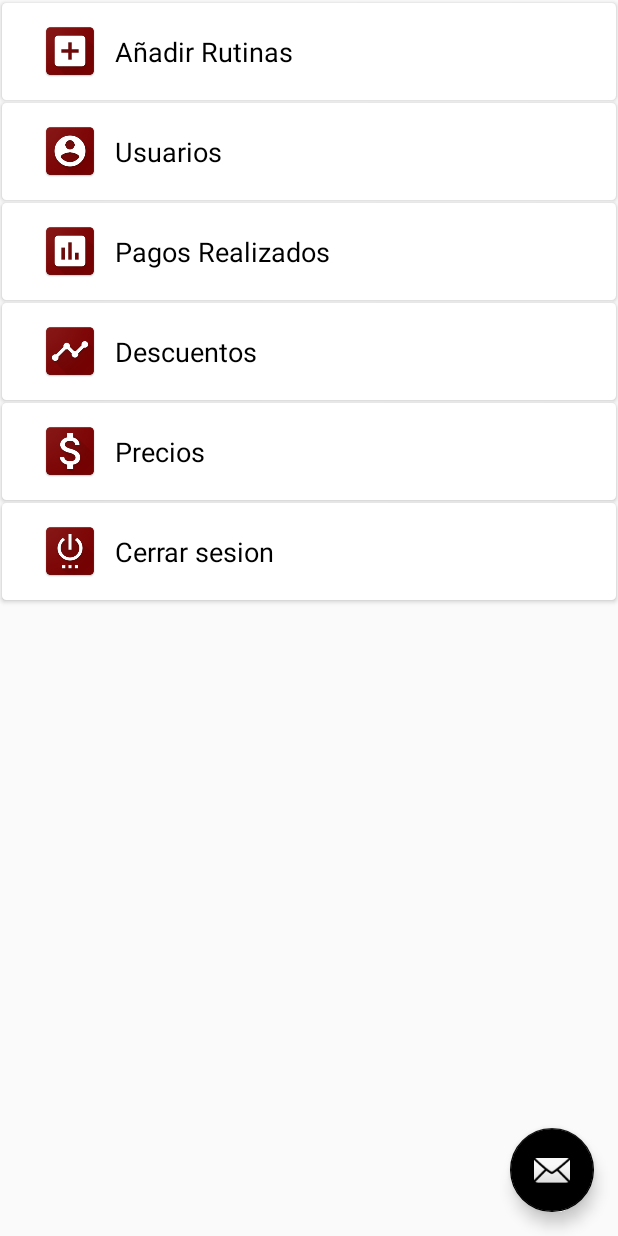
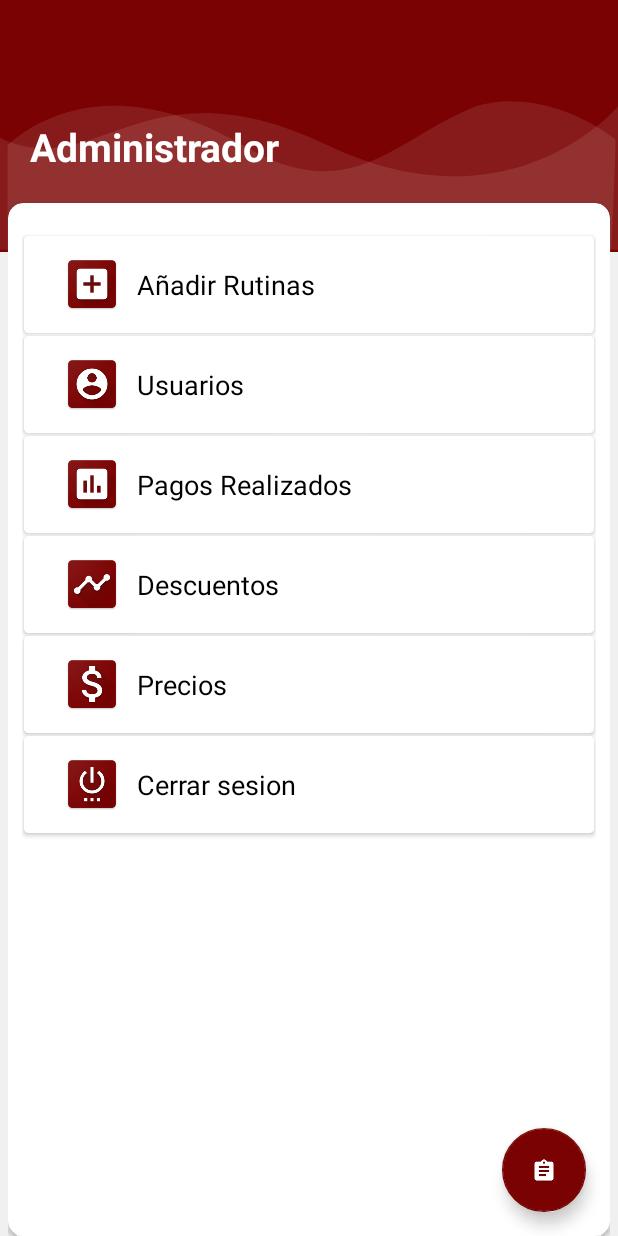
Before and after one commit to Raynor119/gimnasio, an Android app: the administradorListActivity screen opened directly, with no data from a screen before it, on a phone screen of 412 x 824 dp. Run offline under Robolectric (Android 15) with nearby library versions, the phone set to English and light mode, and no system bars.

Commit message:
guardado de diseño

```diff
--- /dev/null
+++ b/app/src/main/res/drawable/admishape.xml
@@ -0,0 +1,16 @@
+<?xml version="1.0" encoding="utf-8"?>
+<shape xmlns:android="http://schemas.android.com/apk/res/android" android:shape="rectangle" >
+    <corners
+        android:bottomLeftRadius="0dp"
+        android:bottomRightRadius="0dp"
+        android:topLeftRadius="0dp"
+        android:topRightRadius="0dp"
+	/>
+    <solid
+        android:color="@color/colorPrimary"
+	/>
+    <size
+        android:width="182dp"
+        android:height="54dp"
+	/>
+</shape>
--- a/app/src/main/res/layout-sw600dp/activiy_inicio.xml
+++ b/app/src/main/res/layout-sw600dp/activiy_inicio.xml
@@ -17,7 +17,7 @@
 
 		<ImageView
 			android:layout_width="match_parent"
-			android:src="@mipmap/logosin"
+			android:src="@mipmap/mono"
 			android:layout_height="match_parent"/>
 
 	</android.support.v7.widget.CardView>
--- a/app/src/main/res/layout-sw900dp/activity_login.xml
+++ b/app/src/main/res/layout-sw900dp/activity_login.xml
@@ -66,6 +66,7 @@
 							android:inputType="textEmailAddress"
 							android:maxLines="1"
 							android:textColor="#FFFFFF"
+							android:textColorHint="#FFFFFF"
 							android:layout_height="45dp"
 							android:hint="Usuario"/>
 
@@ -98,6 +99,7 @@
 							android:hint="Contraseña"
 							android:maxLines="1"
 							android:textColor="#FFFFFF"
+							android:textColorHint="#FFFFFF"
 							android:layout_height="45dp"
 							android:inputType="textPassword"/>
 
--- a/app/src/main/res/layout-w900dp/activity_administrador_list.xml
+++ b/app/src/main/res/layout-w900dp/activity_administrador_list.xml
@@ -37,6 +37,6 @@
 		android:layout_height="wrap_content"
 		android:layout_gravity="bottom|end"
 		android:layout_margin="@dimen/fab_margin"
-		app:srcCompat="@android:drawable/ic_dialog_email"/>
+		app:srcCompat="@drawable/botona"/>
 
 </android.support.design.widget.CoordinatorLayout>
--- a/app/src/main/res/layout/activity_administrador_list.xml
+++ b/app/src/main/res/layout/activity_administrador_list.xml
@@ -1,21 +1,65 @@
 <?xml version="1.0" encoding="utf-8"?>
-<android.support.design.widget.CoordinatorLayout
+<RelativeLayout
 	xmlns:android="http://schemas.android.com/apk/res/android"
 	xmlns:app="http://schemas.android.com/apk/res-auto"
 	xmlns:tools="http://schemas.android.com/tools"
+	android:orientation="vertical"
+	android:fitsSystemWindows="true"
+	style="@style/loginParent">
+
+
+
+		<RelativeLayout
+			style="@style/parent">
+
+			<LinearLayout
 				android:layout_width="match_parent"
 				android:layout_height="match_parent"
-	android:fitsSystemWindows="true"
-	tools:context=".administradorListActivity">
+				android:layout_alignParentTop="true"
+				android:weightSum="12">
+				<LinearLayout
+					style="@style/parent"
+					android:background="@drawable/admishape"
+					android:orientation="vertical"
+					android:layout_weight="3">
 
-	<android.support.design.widget.AppBarLayout
-		android:id="@+id/app_bar"
+					<ImageView
+						style="@style/parent"
+						android:background="@drawable/ic_login_bk"
+						android:contentDescription="login background"/>
+
+				</LinearLayout>
+
+			</LinearLayout>
+
+			<LinearLayout
 				android:layout_width="match_parent"
-		android:layout_height="wrap_content"
-		android:theme="@style/AppTheme.AppBarOverlay">
+				android:layout_height="match_parent"
+				android:layout_alignParentTop="true"
+				android:orientation="vertical"
+				android:layout_marginTop="40dp"
+				android:layout_marginRight="5dp"
+				android:layout_marginLeft="5dp">
 
+				<TextView
+					style="@style/headerText"
+					android:layout_gravity="center"
+					android:layout_marginTop="40dp"
+					android:text="Administrador"
+					android:layout_marginLeft="10dp"
+					android:textSize="26dp" />
 
-	</android.support.design.widget.AppBarLayout>
+				<android.support.v7.widget.CardView
+					xmlns:android="http://schemas.android.com/apk/res/android"
+					xmlns:app="http://schemas.android.com/apk/res-auto"
+					android:layout_width="match_parent"
+					android:layout_height="match_parent"
+					app:cardCornerRadius="10dp"
+
+					android:layout_gravity="center"
+					android:layout_marginTop="@dimen/loginViewsMargin"
+
+					android:background="@color/whiteCardColor">
 
 					<FrameLayout
 						android:id="@+id/frameLayout"
@@ -23,9 +67,20 @@
 						android:layout_height="match_parent"
 						app:layout_behavior="@string/appbar_scrolling_view_behavior">
 
-		<include
-			layout="@layout/administrador_list"/>
-
+						<android.support.v7.widget.RecyclerView
+							xmlns:android="http://schemas.android.com/apk/res/android"
+							xmlns:app="http://schemas.android.com/apk/res-auto"
+							xmlns:tools="http://schemas.android.com/tools"
+							android:layout_marginTop="20dp"
+							android:layout_marginRight="9dp"
+							android:layout_marginLeft="9dp"
+							android:id="@+id/administrador_list"
+							android:name="com.pixels.gimnasio.administradorListFragment"
+							android:layout_width="match_parent"
+							android:layout_height="match_parent"
+							app:layoutManager="LinearLayoutManager"
+							tools:context=".administradorListActivity"
+							tools:listitem="@layout/administrador_list_content"/>
 
 
 					</FrameLayout>
@@ -37,6 +92,15 @@
 						android:layout_height="wrap_content"
 						android:layout_gravity="bottom|end"
 						android:layout_margin="@dimen/fab_margin"
-		app:srcCompat="@android:drawable/ic_dialog_email"/>
+						app:srcCompat="@drawable/botona"/>
 
-</android.support.design.widget.CoordinatorLayout>
+
+				</android.support.v7.widget.CardView>
+
+			</LinearLayout>
+
+		</RelativeLayout>
+
+
+
+</RelativeLayout>
--- a/app/src/main/res/values/colors.xml
+++ b/app/src/main/res/values/colors.xml
@@ -2,7 +2,7 @@
 <resources>
     <color name="colorPrimary">#7B0202</color>
     <color name="colorPrimaryDark">#660903</color>
-    <color name="colorAccent">#000000</color>
+    <color name="colorAccent">#7B0202</color>
 
 
 
```
Also changed, not shown: app/src/main/res/drawable/botona.png (added), app/src/main/res/drawable/botonad.png (added), app/src/main/res/drawable/darosp.png (added), app/src/main/res/drawable/realipago.png (added), app/src/main/res/drawable/rutii.png (added), 224 other files. Lines whose indentation alone changed are shown as unchanged.
